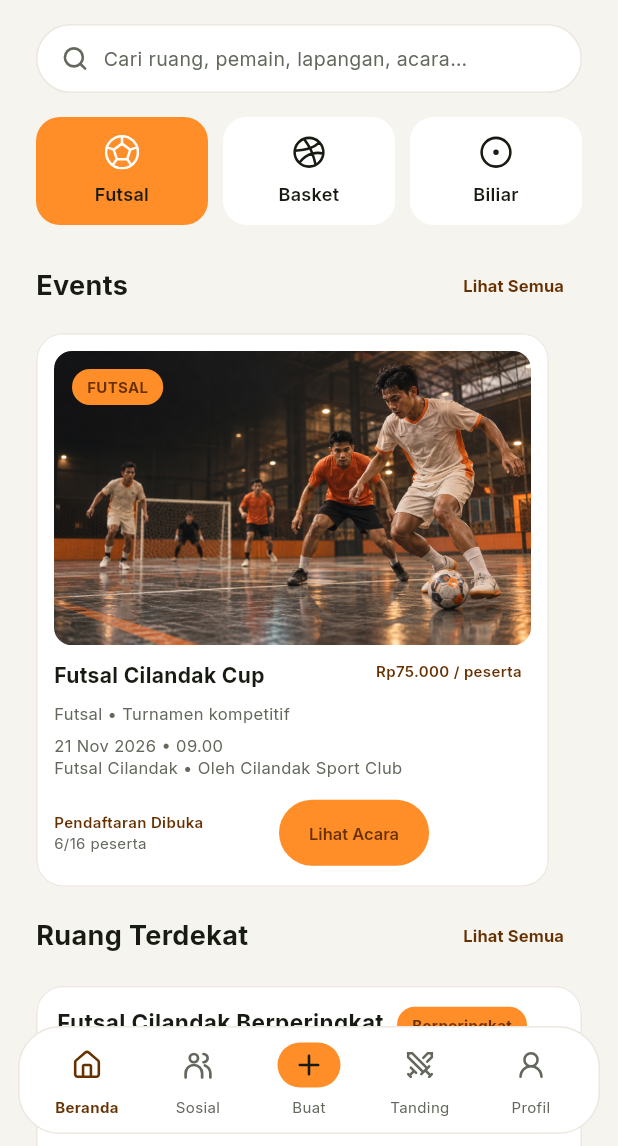
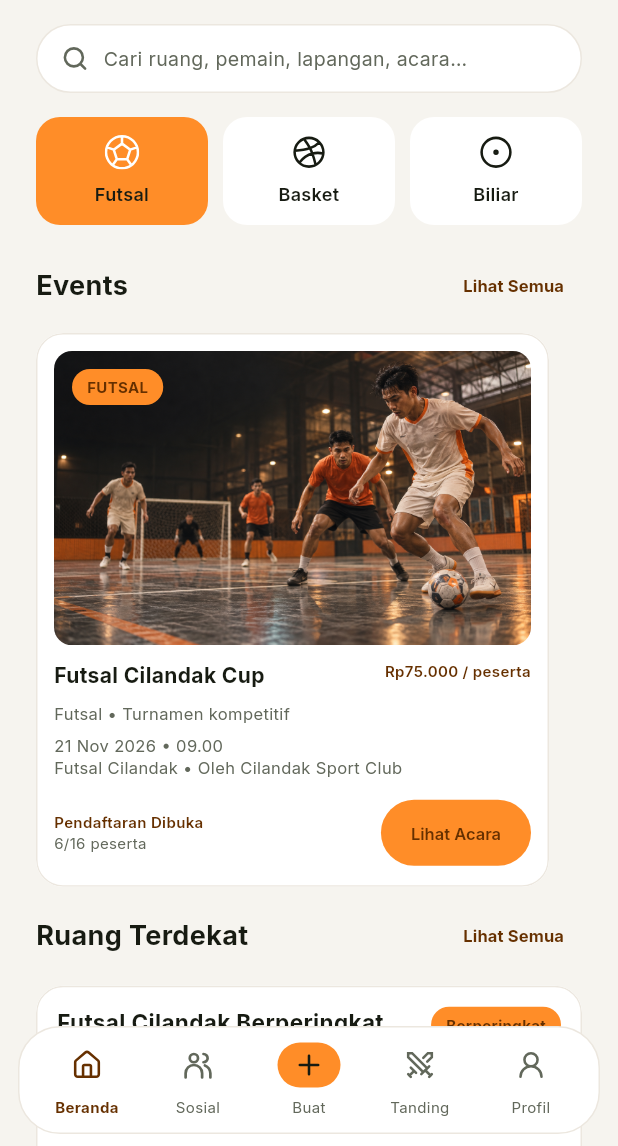
Before and after one commit to zakyalnadif-oss/klik-mobile, a Flutter app: the HomeScreen screen opened by its route, on a phone screen of 412 x 824 dp, the part 90-1236 px from its top. Run offline on Flutter 3.47's test engine with Material 3 defaults, Android fonts, the phone set to English and light mode, and no system bars; our stand-ins replace flutter_riverpod, flutter_svg, go_router, material_ui, shared_preferences, supabase_flutter; accounts and stored records are empty; project files that could hold a hidden picture were left out.

Commit message:
Align room actions and mode labels; equalize event carousel cards

```diff
--- a/lib/features/home/presentation/home_screen.dart
+++ b/lib/features/home/presentation/home_screen.dart
@@ -8,6 +8,7 @@ import 'package:go_router/go_router.dart';
 import '../../../core/theme/theme_controller.dart';
 import '../../../data/providers/local_state.dart';
 import '../../../shared/components/activity_card.dart';
+import '../../../shared/components/event_carousel.dart';
 import '../../../shared/components/ranking_preview.dart';
 import '../../../shared/widgets/klik_ui.dart';
 
@@ -258,24 +259,9 @@ class _HomeScreenState extends ConsumerState<HomeScreen> {
                 onAction: () => context.push('/new/event'),
               )
             else
-              SingleChildScrollView(
-                scrollDirection: Axis.horizontal,
-                child: Row(
-                  crossAxisAlignment: CrossAxisAlignment.start,
-                  children: [
-                    for (final event in events)
-                      Padding(
-                        padding: const EdgeInsets.only(right: 10),
-                        child: SizedBox(
-                          width: MediaQuery.sizeOf(context).width - 70,
-                          child: ActivityCard(
-                            event,
-                            joined: joined.contains(event.id),
-                          ),
-                        ),
-                      ),
-                  ],
-                ),
+              EventCarousel(
+                events: events,
+                joined: joined.cast<String>().toSet(),
               ),
             const SizedBox(height: 8),
             SectionTitle(
--- a/lib/features/profile/presentation/settings_screen.dart
+++ b/lib/features/profile/presentation/settings_screen.dart
@@ -47,7 +47,7 @@ class SettingsScreen extends ConsumerWidget {
           ),
         ),
         const SectionTitle('Versi aplikasi'),
-        const Text('KLIK 0.4.0 • Uji coba lokal'),
+        const Text('KLIK 0.4.1 • Uji coba lokal'),
         KButton(
           'Akun dan login',
           secondary: true,
--- a/lib/shared/components/activity_card.dart
+++ b/lib/shared/components/activity_card.dart
@@ -5,9 +5,40 @@ import '../../data/models/activity.dart';
 import '../widgets/klik_ui.dart';
 
 class ActivityCard extends StatelessWidget {
-  const ActivityCard(this.activity, {this.joined = false, super.key});
+  const ActivityCard(
+    this.activity, {
+    this.joined = false,
+    this.fillHeight = false,
+    super.key,
+  });
   final Activity activity;
-  final bool joined;
+  final bool joined, fillHeight;
+
+  Widget _footer(BuildContext context, List<Widget> children) {
+    final stack =
+        MediaQuery.sizeOf(context).width < 360 &&
+        MediaQuery.textScalerOf(context).scale(11) > 16;
+    return SizedBox(
+      width: double.infinity,
+      child: stack
+          ? Column(
+              crossAxisAlignment: CrossAxisAlignment.stretch,
+              children: [
+                children.first,
+                const SizedBox(height: 8),
+                Align(alignment: Alignment.centerRight, child: children.last),
+              ],
+            )
+          : Row(
+              children: [
+                Expanded(child: children.first),
+                const SizedBox(width: 10),
+                children.last,
+              ],
+            ),
+    );
+  }
+
   @override
   Widget build(BuildContext context) {
     final a = activity;
@@ -53,6 +84,8 @@ class ActivityCard extends StatelessWidget {
               const SizedBox(width: 8),
               if (a.isEvent)
                 Flexible(
+                  child: Align(
+                    alignment: Alignment.topRight,
                     child: Text(
                       '${rupiah(a.price)} / peserta',
                       textAlign: TextAlign.right,
@@ -62,9 +95,18 @@ class ActivityCard extends StatelessWidget {
                         color: Theme.of(context).colorScheme.primary,
                       ),
                     ),
+                  ),
                 )
               else
-                Flexible(child: KBadge(a.mode)),
+                Flexible(
+                  child: Align(
+                    alignment: Alignment.topRight,
+                    child: KBadge(
+                      a.mode,
+                      key: ValueKey('activity-mode-${a.id}'),
+                    ),
+                  ),
+                ),
             ],
           ),
           const SizedBox(height: 8),
@@ -77,13 +119,9 @@ class ActivityCard extends StatelessWidget {
             '${dayLabel(a.startsAt)} • ${timeLabel(a.startsAt)}\n${a.venue}${a.isEvent ? ' • Oleh ${a.owner}' : ''}',
             style: textStyle(11, color: secondary(context)),
           ),
+          if (fillHeight) const Spacer(),
           const SizedBox(height: 12),
-          Wrap(
-            alignment: WrapAlignment.spaceBetween,
-            crossAxisAlignment: WrapCrossAlignment.center,
-            spacing: 10,
-            runSpacing: 8,
-            children: [
+          _footer(context, [
             SizedBox(
               width: 140,
               child: Column(
@@ -133,18 +171,16 @@ class ActivityCard extends StatelessWidget {
               ),
             ),
             FilledButton(
+              key: ValueKey('activity-action-${a.id}'),
               onPressed: () => openActivity(context, a.id),
               child: Text(
-                  joined
-                      ? 'Lihat Detail'
-                      : a.isEvent
-                      ? 'Lihat Acara'
+                a.isEvent
+                    ? (joined ? 'Lihat Detail' : 'Lihat Acara')
                     : 'Gabung',
                 style: textStyle(11, weight: FontWeight.w600),
               ),
             ),
-            ],
-          ),
+          ]),
         ],
       ),
     );
--- /dev/null
+++ b/lib/shared/components/event_carousel.dart
@@ -0,0 +1,38 @@
+import 'package:material_ui/material_ui.dart';
+
+import '../../data/models/activity.dart';
+import 'activity_card.dart';
+
+class EventCarousel extends StatelessWidget {
+  const EventCarousel({
+    required this.events,
+    this.joined = const {},
+    super.key,
+  });
+  final List<Activity> events;
+  final Set<String> joined;
+
+  @override
+  Widget build(BuildContext context) => SingleChildScrollView(
+    scrollDirection: Axis.horizontal,
+    child: IntrinsicHeight(
+      child: Row(
+        crossAxisAlignment: CrossAxisAlignment.stretch,
+        children: [
+          for (final event in events)
+            Padding(
+              padding: const EdgeInsets.only(right: 10),
+              child: SizedBox(
+                width: MediaQuery.sizeOf(context).width - 70,
+                child: ActivityCard(
+                  event,
+                  joined: joined.contains(event.id),
+                  fillHeight: true,
+                ),
+              ),
+            ),
+        ],
+      ),
+    ),
+  );
+}
--- a/pubspec.yaml
+++ b/pubspec.yaml
@@ -1,7 +1,7 @@
 name: klik_mobile
 description: Aplikasi olahraga KLIK dengan mode uji coba lokal.
 publish_to: none
-version: 0.4.0+4
+version: 0.4.1+5
 environment:
   sdk: '>=3.13.0 <4.0.0'
   flutter: '>=3.47.0'
```
Also changed, not shown: 3 other files. Lines whose indentation alone changed are shown as unchanged.
